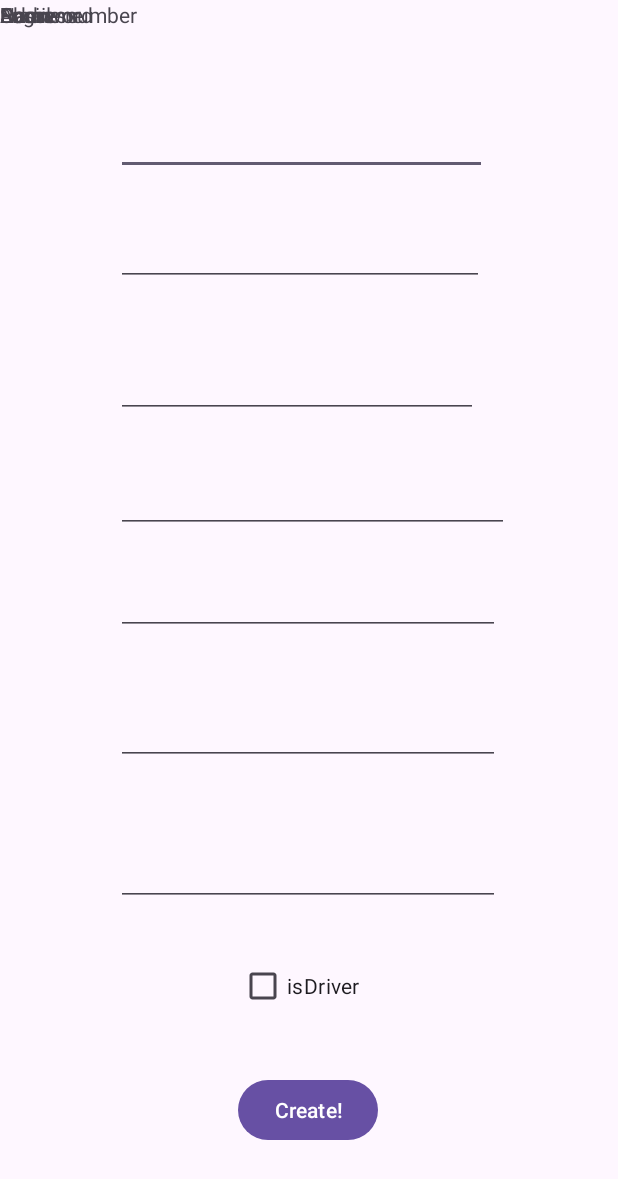
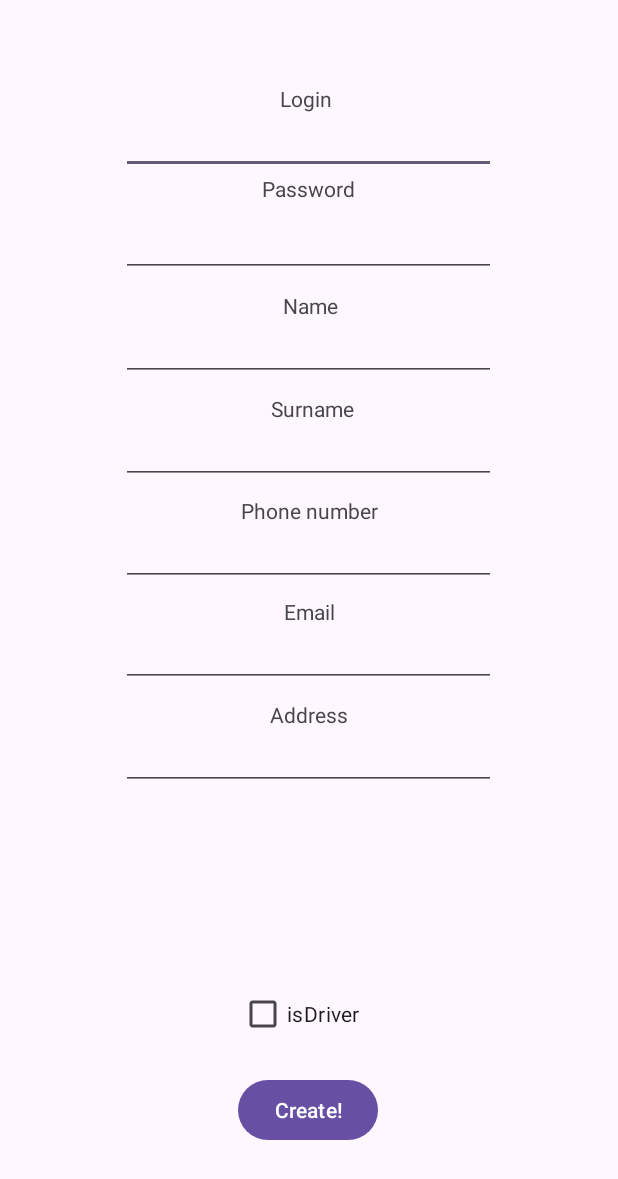
Before and after one commit to Outgoingkarma/Kursinis_Android, an Android app: the RegistrationActivity screen opened directly, with no data from a screen before it, on a phone screen of 412 x 824 dp. Shown: the top 1179 px of the screen. Run offline under Robolectric (Android 15) with nearby library versions, the phone set to English and light mode, and no system bars; network calls fail.

Commit message:
added names to main activity form and changed sizes of boxes in registration form also added method for RegistrationActivity that will return us to login

```diff
--- a/app/src/main/java/com/example/prif233/activitiesWolt/RegistrationActivity.java
+++ b/app/src/main/java/com/example/prif233/activitiesWolt/RegistrationActivity.java
@@ -163,4 +163,8 @@ public class RegistrationActivity extends AppCompatActivity {
         });
 
     }
+    public void loadLogWindow(View view) {
+        Intent intent = new Intent(RegistrationActivity.this, MainActivity.class);
+        startActivity(intent);
+    }
 }
--- a/app/src/main/res/layout/activity_main.xml
+++ b/app/src/main/res/layout/activity_main.xml
@@ -65,7 +65,7 @@
         android:layout_width="wrap_content"
         android:layout_height="wrap_content"
         android:layout_marginTop="80dp"
-        android:text="TextView"
+        android:text="Login"
         app:layout_constraintEnd_toEndOf="parent"
         app:layout_constraintHorizontal_bias="0.212"
         app:layout_constraintStart_toStartOf="parent"
@@ -76,7 +76,7 @@
         android:layout_width="wrap_content"
         android:layout_height="wrap_content"
         android:layout_marginTop="232dp"
-        android:text="TextView"
+        android:text="Password"
         app:layout_constraintEnd_toEndOf="parent"
         app:layout_constraintHorizontal_bias="0.226"
         app:layout_constraintStart_toStartOf="parent"
--- a/app/src/main/res/layout/activity_registration.xml
+++ b/app/src/main/res/layout/activity_registration.xml
@@ -9,77 +9,8 @@
 
     <EditText
         android:id="@+id/regLoginField"
-        android:layout_width="247dp"
-        android:layout_height="59dp"
-        android:ems="10"
-        android:inputType="text"
-        android:text=""
-        app:layout_constraintBottom_toBottomOf="parent"
-        app:layout_constraintEnd_toEndOf="parent"
-        app:layout_constraintHorizontal_bias="0.469"
-        app:layout_constraintStart_toStartOf="parent"
-        app:layout_constraintTop_toTopOf="parent"
-        app:layout_constraintVertical_bias="0.075" />
-
-    <EditText
-        android:id="@+id/regPasswordField"
-        android:layout_width="245dp"
-        android:layout_height="65dp"
-        android:ems="10"
-        android:inputType="textPassword"
-        app:layout_constraintBottom_toBottomOf="parent"
-        app:layout_constraintEnd_toEndOf="parent"
-        app:layout_constraintHorizontal_bias="0.463"
-        app:layout_constraintStart_toStartOf="parent"
-        app:layout_constraintTop_toTopOf="parent"
-        app:layout_constraintVertical_bias="0.165" />
-
-    <EditText
-        android:id="@+id/regNameField"
-        android:layout_width="241dp"
-        android:layout_height="79dp"
-        android:ems="10"
-        android:inputType="text"
-        android:text=""
-        app:layout_constraintBottom_toBottomOf="parent"
-        app:layout_constraintEnd_toEndOf="parent"
-        app:layout_constraintHorizontal_bias="0.452"
-        app:layout_constraintStart_toStartOf="parent"
-        app:layout_constraintTop_toTopOf="parent"
-        app:layout_constraintVertical_bias="0.268" />
-
-    <EditText
-        android:id="@+id/regSurnameField"
-        android:layout_width="262dp"
-        android:layout_height="65dp"
-        android:ems="10"
-        android:inputType="text"
-        android:text=""
-        app:layout_constraintBottom_toBottomOf="parent"
-        app:layout_constraintEnd_toEndOf="parent"
-        app:layout_constraintHorizontal_bias="0.516"
-        app:layout_constraintStart_toStartOf="parent"
-        app:layout_constraintTop_toTopOf="parent"
-        app:layout_constraintVertical_bias="0.382" />
-
-    <EditText
-        android:id="@+id/regPhoneField"
-        android:layout_width="256dp"
-        android:layout_height="59dp"
-        android:ems="10"
-        android:inputType="text"
-        android:text=""
-        app:layout_constraintBottom_toBottomOf="parent"
-        app:layout_constraintEnd_toEndOf="parent"
-        app:layout_constraintHorizontal_bias="0.497"
-        app:layout_constraintStart_toStartOf="parent"
-        app:layout_constraintTop_toTopOf="parent"
-        app:layout_constraintVertical_bias="0.476" />
-
-    <EditText
-        android:id="@+id/regEmailField"
-        android:layout_width="256dp"
-        android:layout_height="59dp"
+        android:layout_width="250dp"
+        android:layout_height="60dp"
         android:ems="10"
         android:inputType="text"
         android:text=""
@@ -88,12 +19,81 @@
         app:layout_constraintHorizontal_bias="0.496"
         app:layout_constraintStart_toStartOf="parent"
         app:layout_constraintTop_toTopOf="parent"
-        app:layout_constraintVertical_bias="0.589" />
+        app:layout_constraintVertical_bias="0.073" />
+
+    <EditText
+        android:id="@+id/regPasswordField"
+        android:layout_width="250dp"
+        android:layout_height="60dp"
+        android:ems="10"
+        android:inputType="textPassword"
+        app:layout_constraintBottom_toBottomOf="parent"
+        app:layout_constraintEnd_toEndOf="parent"
+        app:layout_constraintHorizontal_bias="0.496"
+        app:layout_constraintStart_toStartOf="parent"
+        app:layout_constraintTop_toTopOf="parent"
+        app:layout_constraintVertical_bias="0.163" />
+
+    <EditText
+        android:id="@+id/regNameField"
+        android:layout_width="250dp"
+        android:layout_height="60dp"
+        android:ems="10"
+        android:inputType="text"
+        android:text=""
+        app:layout_constraintBottom_toBottomOf="parent"
+        app:layout_constraintEnd_toEndOf="parent"
+        app:layout_constraintHorizontal_bias="0.496"
+        app:layout_constraintStart_toStartOf="parent"
+        app:layout_constraintTop_toTopOf="parent"
+        app:layout_constraintVertical_bias="0.254" />
+
+    <EditText
+        android:id="@+id/regSurnameField"
+        android:layout_width="250dp"
+        android:layout_height="60dp"
+        android:ems="10"
+        android:inputType="text"
+        android:text=""
+        app:layout_constraintBottom_toBottomOf="parent"
+        app:layout_constraintEnd_toEndOf="parent"
+        app:layout_constraintHorizontal_bias="0.496"
+        app:layout_constraintStart_toStartOf="parent"
+        app:layout_constraintTop_toTopOf="parent"
+        app:layout_constraintVertical_bias="0.344" />
+
+    <EditText
+        android:id="@+id/regPhoneField"
+        android:layout_width="250dp"
+        android:layout_height="60dp"
+        android:ems="10"
+        android:inputType="text"
+        android:text=""
+        app:layout_constraintBottom_toBottomOf="parent"
+        app:layout_constraintEnd_toEndOf="parent"
+        app:layout_constraintHorizontal_bias="0.496"
+        app:layout_constraintStart_toStartOf="parent"
+        app:layout_constraintTop_toTopOf="parent"
+        app:layout_constraintVertical_bias="0.433" />
+
+    <EditText
+        android:id="@+id/regEmailField"
+        android:layout_width="250dp"
+        android:layout_height="60dp"
+        android:ems="10"
+        android:inputType="text"
+        android:text=""
+        app:layout_constraintBottom_toBottomOf="parent"
+        app:layout_constraintEnd_toEndOf="parent"
+        app:layout_constraintHorizontal_bias="0.496"
+        app:layout_constraintStart_toStartOf="parent"
+        app:layout_constraintTop_toTopOf="parent"
+        app:layout_constraintVertical_bias="0.521" />
 
     <EditText
         android:id="@+id/regAddressField"
-        android:layout_width="256dp"
-        android:layout_height="59dp"
+        android:layout_width="250dp"
+        android:layout_height="60dp"
         android:ems="10"
         android:inputType="text"
         android:text=""
@@ -103,12 +103,12 @@
         app:layout_constraintHorizontal_bias="0.496"
         app:layout_constraintStart_toStartOf="parent"
         app:layout_constraintTop_toTopOf="parent"
-        app:layout_constraintVertical_bias="0.712" />
+        app:layout_constraintVertical_bias="0.611" />
 
     <EditText
         android:id="@+id/regLicensePlateField"
         android:layout_width="256dp"
-        android:layout_height="59dp"
+        android:layout_height="60dp"
         android:ems="10"
         android:inputType="text"
         android:text=""
@@ -124,7 +124,7 @@
     <Spinner
         android:id="@+id/regVehicleTypeSpinner"
         android:layout_width="256dp"
-        android:layout_height="59dp"
+        android:layout_height="60dp"
         android:visibility="gone"
         app:layout_constraintBottom_toBottomOf="parent"
         app:layout_constraintEnd_toEndOf="parent"
@@ -143,7 +143,7 @@
         app:layout_constraintHorizontal_bias="0.48"
         app:layout_constraintStart_toStartOf="parent"
         app:layout_constraintTop_toTopOf="parent"
-        app:layout_constraintVertical_bias="0.816" />
+        app:layout_constraintVertical_bias="0.84" />
 
     <Button
         android:id="@+id/button5"
@@ -163,17 +163,25 @@
         android:id="@+id/loginText"
         android:layout_width="wrap_content"
         android:layout_height="wrap_content"
+        android:layout_marginBottom="10dp"
         android:text="Login"
-        tools:layout_editor_absoluteX="77dp"
-        tools:layout_editor_absoluteY="42dp" />
+        app:layout_constraintBottom_toBottomOf="@+id/regLoginField"
+        app:layout_constraintEnd_toEndOf="@+id/regLoginField"
+        app:layout_constraintHorizontal_bias="0.493"
+        app:layout_constraintStart_toStartOf="@+id/regLoginField"
+        app:layout_constraintTop_toTopOf="@+id/regLoginField"
+        app:layout_constraintVertical_bias="0.0" />
 
     <TextView
         android:id="@+id/passwordText"
         android:layout_width="wrap_content"
         android:layout_height="wrap_content"
         android:text="Password"
-        tools:layout_editor_absoluteX="77dp"
-        tools:layout_editor_absoluteY="110dp"
+        app:layout_constraintBottom_toBottomOf="@+id/regPasswordField"
+        app:layout_constraintEnd_toEndOf="@+id/regPasswordField"
+        app:layout_constraintStart_toStartOf="@+id/regPasswordField"
+        app:layout_constraintTop_toBottomOf="@+id/regLoginField"
+        app:layout_constraintVertical_bias="0.0"
         tools:ignore="MissingConstraints" />
 
     <TextView
@@ -181,17 +189,26 @@
         android:layout_width="wrap_content"
         android:layout_height="wrap_content"
         android:text="Name"
-        tools:layout_editor_absoluteX="77dp"
-        tools:layout_editor_absoluteY="175dp"
+        app:layout_constraintBottom_toBottomOf="@+id/regNameField"
+        app:layout_constraintEnd_toEndOf="@+id/regNameField"
+        app:layout_constraintHorizontal_bias="0.507"
+        app:layout_constraintStart_toStartOf="@+id/regNameField"
+        app:layout_constraintTop_toTopOf="@+id/regNameField"
+        app:layout_constraintVertical_bias="0.0"
         tools:ignore="MissingConstraints" />
 
     <TextView
         android:id="@+id/surnameText"
         android:layout_width="wrap_content"
         android:layout_height="wrap_content"
+        android:layout_marginBottom="20dp"
         android:text="Surname"
-        tools:layout_editor_absoluteX="77dp"
-        tools:layout_editor_absoluteY="254dp"
+        app:layout_constraintBottom_toBottomOf="@+id/regSurnameField"
+        app:layout_constraintEnd_toEndOf="@+id/regSurnameField"
+        app:layout_constraintHorizontal_bias="0.515"
+        app:layout_constraintStart_toStartOf="@+id/regSurnameField"
+        app:layout_constraintTop_toTopOf="@+id/regSurnameField"
+        app:layout_constraintVertical_bias="0.0"
         tools:ignore="MissingConstraints" />
 
     <TextView
@@ -199,8 +216,12 @@
         android:layout_width="wrap_content"
         android:layout_height="wrap_content"
         android:text="Phone number"
-        tools:layout_editor_absoluteX="77dp"
-        tools:layout_editor_absoluteY="320dp"
+        app:layout_constraintBottom_toBottomOf="@+id/regPhoneField"
+        app:layout_constraintEnd_toEndOf="@+id/regPhoneField"
+        app:layout_constraintHorizontal_bias="0.503"
+        app:layout_constraintStart_toStartOf="@+id/regPhoneField"
+        app:layout_constraintTop_toTopOf="@+id/regPhoneField"
+        app:layout_constraintVertical_bias="0.0"
         tools:ignore="MissingConstraints" />
 
     <TextView
@@ -208,8 +229,12 @@
         android:layout_width="wrap_content"
         android:layout_height="wrap_content"
         android:text="Email"
-        tools:layout_editor_absoluteX="77dp"
-        tools:layout_editor_absoluteY="396dp"
+        app:layout_constraintBottom_toBottomOf="@+id/regEmailField"
+        app:layout_constraintEnd_toEndOf="@+id/regEmailField"
+        app:layout_constraintHorizontal_bias="0.502"
+        app:layout_constraintStart_toStartOf="@+id/regEmailField"
+        app:layout_constraintTop_toTopOf="@+id/regEmailField"
+        app:layout_constraintVertical_bias="0.0"
         tools:ignore="MissingConstraints" />
 
     <TextView
@@ -217,8 +242,11 @@
         android:layout_width="wrap_content"
         android:layout_height="wrap_content"
         android:text="Address"
-        tools:layout_editor_absoluteX="77dp"
-        tools:layout_editor_absoluteY="479dp"
+        app:layout_constraintBottom_toBottomOf="@+id/regAddressField"
+        app:layout_constraintEnd_toEndOf="@+id/regAddressField"
+        app:layout_constraintStart_toStartOf="@+id/regAddressField"
+        app:layout_constraintTop_toTopOf="@+id/regAddressField"
+        app:layout_constraintVertical_bias="0.0"
         tools:ignore="MissingConstraints" />
 
 </androidx.constraintlayout.widget.ConstraintLayout>
```
